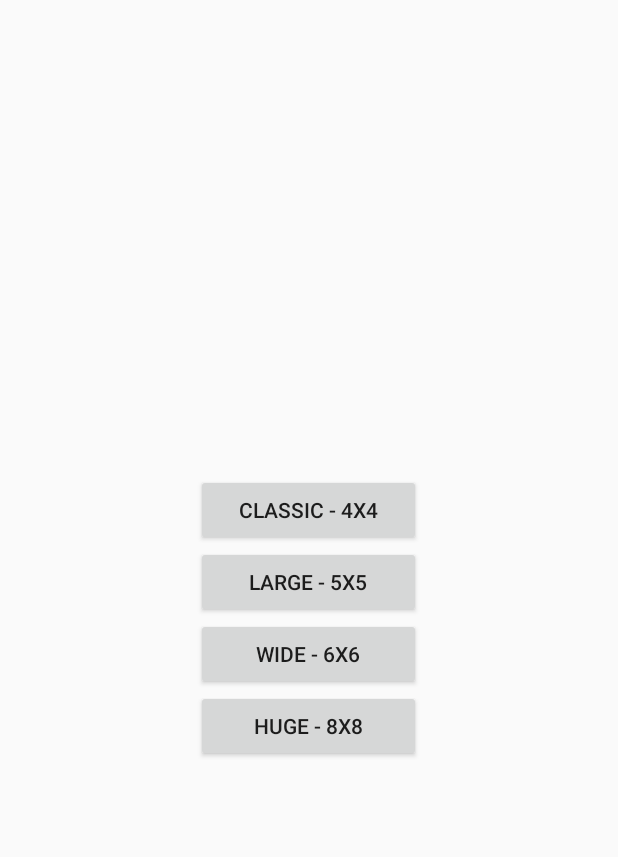
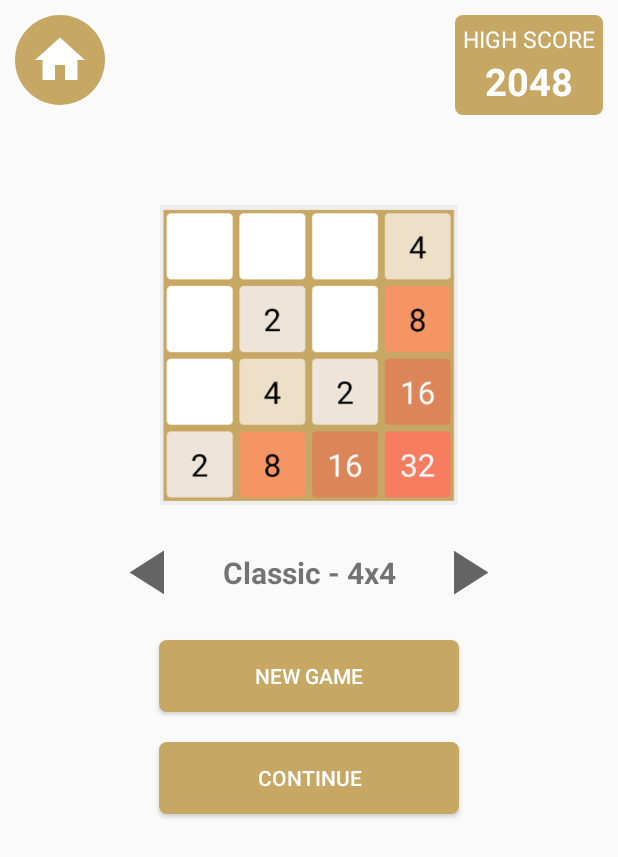
Before and after one commit to NguyenKhoa-dev/PTUDDD_Game2048, an Android app: the PlayCustome screen opened directly, with no data from a screen before it, on a phone screen of 412 x 824 dp. Shown: the top 857 px of the screen. Run offline under Robolectric (Android 15) with nearby library versions, the phone set to English and light mode, and no system bars.

Commit message:
Play Custom

```diff
--- a/app/src/main/java/com/example/nhom10_laptrinhgame2048/DataGame.java
+++ b/app/src/main/java/com/example/nhom10_laptrinhgame2048/DataGame.java
@@ -23,6 +23,8 @@ public class DataGame {
     private Random r = new Random();
     private int point;
     private int max;
+    public int[] arrImage = {R.drawable.s4x4,R.drawable.s5x5,R.drawable.s6x6,R.drawable.s8x8};
+    public String[] arrName = {"Classic - 4x4","Large - 5x5","Wide - 6x6","Huge - 8x8"};
 
     static  {
         dataGame = new DataGame();
--- a/app/src/main/java/com/example/nhom10_laptrinhgame2048/PlayCustome.java
+++ b/app/src/main/java/com/example/nhom10_laptrinhgame2048/PlayCustome.java
@@ -6,43 +6,82 @@ import android.content.Intent;
 import android.os.Bundle;
 import android.view.View;
 import android.widget.Button;
+import android.widget.ImageButton;
+import android.widget.ImageView;
+import android.widget.TextView;
 
 public class PlayCustome extends AppCompatActivity implements View.OnClickListener {
-    Button btn4x4,btn5x5,btn6x6,btn8x8;
+    Button btn4x4,btn5x5,btn6x6,btn8x8,btnnewgamecustom;
+    ImageButton btnhomemain;
+    ImageView ivback,ivnext,imggame;
+    TextView tvnamegame;
+    int count,size;
     @Override
     protected void onCreate(Bundle savedInstanceState) {
         super.onCreate(savedInstanceState);
         setContentView(R.layout.activity_play_custome);
+        count=0;
+        size=4;
         init();
     }
     private void init(){
-        btn4x4 = findViewById(R.id.btn4x4);
-        btn5x5 = findViewById(R.id.btn5x5);
-        btn6x6 = findViewById(R.id.btn6x6);
-        btn8x8 = findViewById(R.id.btn8x8);
-        btn4x4.setOnClickListener(this);
-        btn5x5.setOnClickListener(this);
-        btn6x6.setOnClickListener(this);
-        btn8x8.setOnClickListener(this);
+        ivback = findViewById(R.id.ivBack);
+        ivnext = findViewById(R.id.ivNext);
+        imggame = findViewById(R.id.imgGame);
+        tvnamegame = findViewById(R.id.tvNameGame);
+        ivback.setOnClickListener(this);
+        ivnext.setOnClickListener(this);
+
+        btnhomemain= findViewById(R.id.btnHomeCustom);
+        btnhomemain.setOnClickListener(this);
+
+        btnnewgamecustom = findViewById(R.id.btnNewGameCustom);
+        btnnewgamecustom.setOnClickListener(this);
     }
-
+    private void getCount(){
+        if(count > DataGame.getDataGame().arrImage.length -1){
+            count =0;
+        }else if (count < 0){
+            count = DataGame.getDataGame().arrImage.length -1;
+        }
+    }
+    private int setSize(int count){
+        int size = 0;
+        switch (count){
+            case 0:
+                size =4;
+                break;
+            case 1:
+                size =5;
+                break;
+            case 2:
+                size = 6;
+                break;
+            case 3:
+                size =8;
+        }
+        return size;
+    }
     @Override
     public void onClick(View view) {
-        if(view.getId() == btn4x4.getId()){
+        if(view == ivback){
+            count--;
+        }
+        if(view == ivnext){
+            count++;
+        }
+        getCount();
+        size = setSize(count);
+        imggame.setImageResource(DataGame.getDataGame().arrImage[count]);
+        tvnamegame.setText(DataGame.getDataGame().arrName[count]);
+
+        if(view == btnnewgamecustom){
             Intent intent = new Intent(PlayCustome.this,MainActivity.class);
-            intent.putExtra("size",4);
+            intent.putExtra("size",size);
             startActivity(intent);
-        } else if(view.getId() == btn5x5.getId()){
-            Intent intent = new Intent(PlayCustome.this,MainActivity.class);
-            intent.putExtra("size",5);
-            startActivity(intent);
-        } else if(view.getId() == btn6x6.getId()){
-            Intent intent = new Intent(PlayCustome.this,MainActivity.class);
-            intent.putExtra("size",6);
-            startActivity(intent);
-        }else if(view.getId() == btn8x8.getId()){
-            Intent intent = new Intent(PlayCustome.this,MainActivity.class);
-            intent.putExtra("size",8);
+        }
+        else if(view == btnhomemain){
+            Intent intent = new Intent(PlayCustome.this,MenuScreenActivity.class);
             startActivity(intent);
         }
     }
--- /dev/null
+++ b/app/src/main/res/drawable/ic_back.xml
@@ -0,0 +1,17 @@
+<rotate xmlns:android="http://schemas.android.com/apk/res/android"
+    android:fromDegrees="180"
+    android:pivotX="50%"
+    android:pivotY="50%"
+    android:toDegrees="90">
+
+    <vector xmlns:android="http://schemas.android.com/apk/res/android"
+        android:width="24dp"
+        android:height="24dp"
+        android:viewportWidth="24"
+        android:viewportHeight="24"
+        android:tint="?attr/colorControlNormal">
+        <path
+            android:fillColor="@android:color/white"
+            android:pathData="M8,5v14l11,-7z"/>
+    </vector>
+</rotate>
--- /dev/null
+++ b/app/src/main/res/drawable/ic_next.xml
@@ -0,0 +1,10 @@
+<vector xmlns:android="http://schemas.android.com/apk/res/android"
+    android:width="24dp"
+    android:height="24dp"
+    android:viewportWidth="24"
+    android:viewportHeight="24"
+    android:tint="?attr/colorControlNormal">
+  <path
+      android:fillColor="@android:color/white"
+      android:pathData="M8,5v14l11,-7z"/>
+</vector>
--- a/app/src/main/res/layout/activity_main.xml
+++ b/app/src/main/res/layout/activity_main.xml
@@ -6,23 +6,21 @@
     android:layout_height="match_parent"
     tools:context=".MainActivity"
     android:orientation="vertical">
-
     <RelativeLayout
         android:layout_width="match_parent"
         android:layout_height="150dp"
         tools:ignore="UselessParent"
         android:paddingTop="10dp"
         android:paddingHorizontal="10dp">
-
         <androidx.appcompat.widget.AppCompatImageButton
             android:id="@+id/btnHomeMain"
             android:layout_width="60dp"
             android:layout_height="60dp"
+            android:background="@drawable/button_custome"
+            android:padding="10dp"
+            android:scaleType="fitCenter"
             android:src="@drawable/ic__home"
-            android:tint="@color/white"
-            android:background="@drawable/button_custome"
-            android:scaleType="fitCenter"
-            android:padding="10dp"/>
+            android:tint="@color/white" />
 
         <LinearLayout
             android:layout_width="220dp"
--- a/app/src/main/res/layout/activity_play_custome.xml
+++ b/app/src/main/res/layout/activity_play_custome.xml
@@ -5,31 +5,97 @@
     android:layout_width="match_parent"
     android:layout_height="match_parent"
     android:orientation="vertical"
-    android:gravity="center"
     tools:context=".PlayCustome">
+    <RelativeLayout
+        android:layout_width="match_parent"
+        android:layout_height="wrap_content">
+        <androidx.appcompat.widget.AppCompatImageButton
+            android:id="@+id/btnHomeCustom"
+            android:layout_width="60dp"
+            android:layout_height="60dp"
+            android:background="@drawable/button_custome"
+            android:padding="10dp"
+            android:layout_margin="10dp"
+            android:scaleType="fitCenter"
+            android:src="@drawable/ic__home"
+            android:tint="@color/white" />
+        <LinearLayout
+            android:layout_width="wrap_content"
+            android:layout_height="wrap_content"
+            android:layout_margin="10dp"
+            android:layout_marginEnd="5dp"
+            android:layout_alignParentTop="true"
+            android:layout_alignParentEnd="true"
+            android:background="@drawable/gb_default"
+            android:orientation="vertical"
+            android:padding="5dp">
+
+            <TextView
+                android:layout_width="match_parent"
+                android:layout_height="wrap_content"
+                android:gravity="center"
+                android:text="HIGH SCORE"
+                android:textColor="@color/white"
+                android:textSize="15sp" />
+            <TextView
+                android:id="@+id/txtHighScoreCustom"
+                android:layout_width="match_parent"
+                android:layout_height="wrap_content"
+                android:gravity="center"
+                android:text="2048"
+                android:textColor="@color/white"
+                android:textSize="25sp"
+                android:textStyle="bold" />
+        </LinearLayout>
+    </RelativeLayout>
+    <ImageView
+        android:layout_marginTop="50dp"
+        android:id="@+id/imgGame"
+        android:layout_width="200dp"
+        android:layout_gravity="center"
+        android:layout_height="200dp"
+        android:src="@drawable/s4x4"/>
     <LinearLayout
-        android:layout_width="150dp"
+        android:layout_width="wrap_content"
+        android:layout_margin="20dp"
+        android:layout_gravity="center"
         android:layout_height="wrap_content"
-        android:orientation="vertical">
-        <Button
-            android:id="@+id/btn4x4"
-            android:layout_width="match_parent"
+        android:orientation="horizontal">
+        <ImageView
+            android:id="@+id/ivBack"
+            android:layout_width="50dp"
+            android:layout_height="50dp"
+            android:src="@drawable/ic_back"/>
+        <TextView
+            android:id="@+id/tvNameGame"
+            android:layout_width="160dp"
             android:layout_height="wrap_content"
+            android:gravity="center"
+            android:layout_gravity="center"
+            android:textStyle="bold"
+            android:textSize="20dp"
             android:text="Classic - 4x4"/>
-        <Button
-            android:id="@+id/btn5x5"
-            android:layout_width="match_parent"
-            android:layout_height="wrap_content"
-            android:text="Large - 5x5"/>
-        <Button
-            android:id="@+id/btn6x6"
-            android:layout_width="match_parent"
-            android:layout_height="wrap_content"
-            android:text="Wide - 6x6"/>
-        <Button
-            android:id="@+id/btn8x8"
-            android:layout_width="match_parent"
-            android:layout_height="wrap_content"
-            android:text="Huge - 8x8"/>
+        <ImageView
+            android:id="@+id/ivNext"
+            android:layout_width="50dp"
+            android:layout_height="50dp"
+            android:src="@drawable/ic_next"/>
     </LinearLayout>
+    <Button
+        android:layout_width="200dp"
+        android:layout_gravity="center"
+        android:id="@+id/btnNewGameCustom"
+        android:background="@drawable/gb_default"
+        android:textColor="@color/white"
+        android:layout_height="wrap_content"
+        android:text="NEW GAME"/>
+    <Button
+        android:layout_width="200dp"
+        android:id="@+id/btnContinueCustom"
+        android:layout_height="wrap_content"
+        android:layout_gravity="center"
+        android:background="@drawable/gb_default"
+        android:textColor="@color/white"
+        android:layout_margin="20dp"
+        android:text="CONTINUE"/>
 </LinearLayout>
--- a/app/src/main/res/values/strings.xml
+++ b/app/src/main/res/values/strings.xml
@@ -11,4 +11,5 @@
     <string name="btnContinue">Continue</string>
     <string name="txtgameover">Game Over</string>
     <string name="txtscore">Your score:</string>
+
 </resources>
```
Also changed, not shown: app/src/main/res/drawable/s4x4.png (added), app/src/main/res/drawable/s5x5.png (added), app/src/main/res/drawable/s6x6.png (added), app/src/main/res/drawable/s8x8.png (added).
